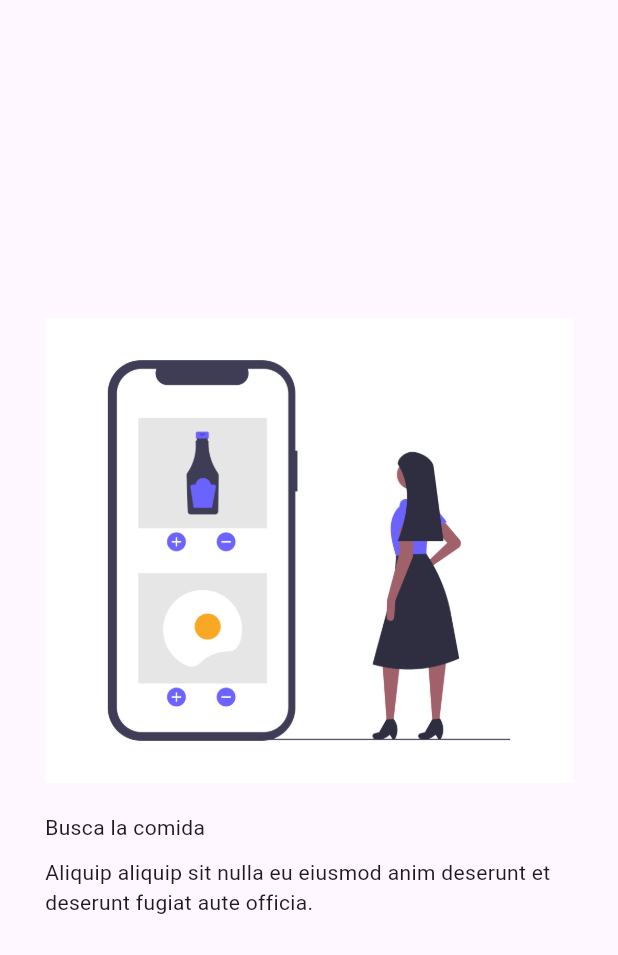
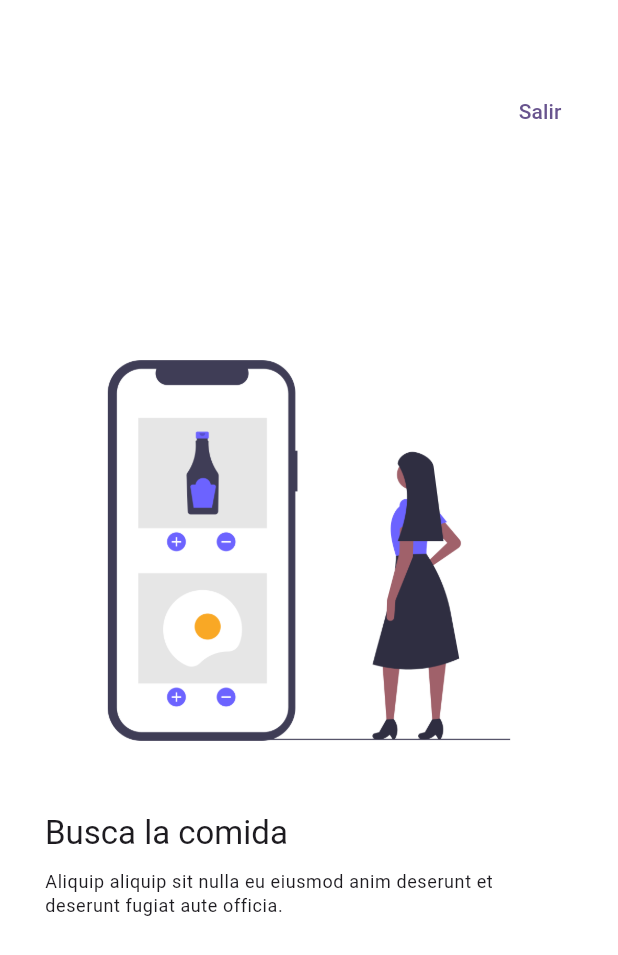
Before and after one commit to wildzek/widgets_app, a Flutter app: the AppTutorialScreen screen opened by its route, on a phone screen of 412 x 824 dp. Shown: the top 955 px of the screen. Run offline on Flutter 3.47's test engine with Material 3 defaults, Android fonts, the phone set to English and light mode, and no system bars; our stand-ins replace go_router.

Commit message:
Tutorial page finished

```diff
--- a/widgets_app/lib/presentation/screens/app_tutorial/app_tutorial_screen.dart
+++ b/widgets_app/lib/presentation/screens/app_tutorial/app_tutorial_screen.dart
@@ -1,3 +1,4 @@
+import 'package:go_router/go_router.dart';
 import 'package:widgets_app/presentation/screens/screens.dart';
 
 class SlideInfo {
@@ -29,7 +30,10 @@ class AppTutorialScreen extends StatelessWidget {
   @override
   Widget build(BuildContext context) {
     return Scaffold(
-      body: PageView(
+      backgroundColor: Colors.white,
+      body: Stack(
+        children: [
+          PageView(
               physics: const BouncingScrollPhysics(),
               children: slides
                   .map((slideData) => _Slide(
@@ -37,6 +41,9 @@ class AppTutorialScreen extends StatelessWidget {
                       caption: slideData.caption,
                       imageUrl: slideData.imageUrl))
                   .toList()),
+          Positioned(right: 20, top: 50, child: TextButton(child: const Text('Salir'), onPressed: () => context.pop(),),)
+        ],
+      ),
     );
   }
 }
@@ -51,18 +58,21 @@ class _Slide extends StatelessWidget {
 
   @override
   Widget build(BuildContext context) {
+    final titleStyle = Theme.of(context).textTheme.titleLarge;
+    final captionStyle = Theme.of(context).textTheme.bodySmall;
+
     return Padding(
         padding: const EdgeInsets.symmetric(horizontal: 30),
         child: Center(
           child: Column(
             mainAxisAlignment: MainAxisAlignment.center,
             crossAxisAlignment: CrossAxisAlignment.start,
-            children: [Image(image: AssetImage(imageUrl)),
+            children: [
+              Image(image: AssetImage(imageUrl)),
               const SizedBox(height: 20),
-            Text(title),
+              Text(title, style: titleStyle),
               const SizedBox(height: 10),
-            Text(caption),
-
+              Text(caption, style: captionStyle),
             ],
           ),
         ));
```
Lines whose indentation alone changed are shown as unchanged.
